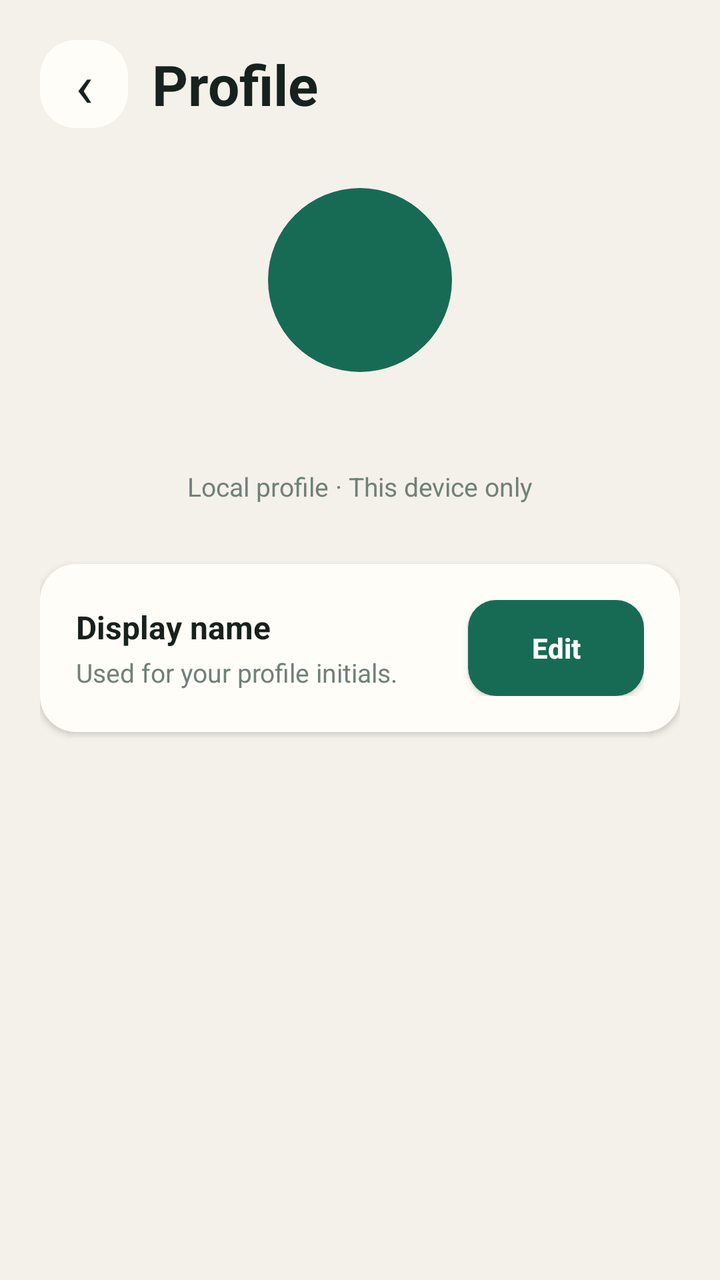
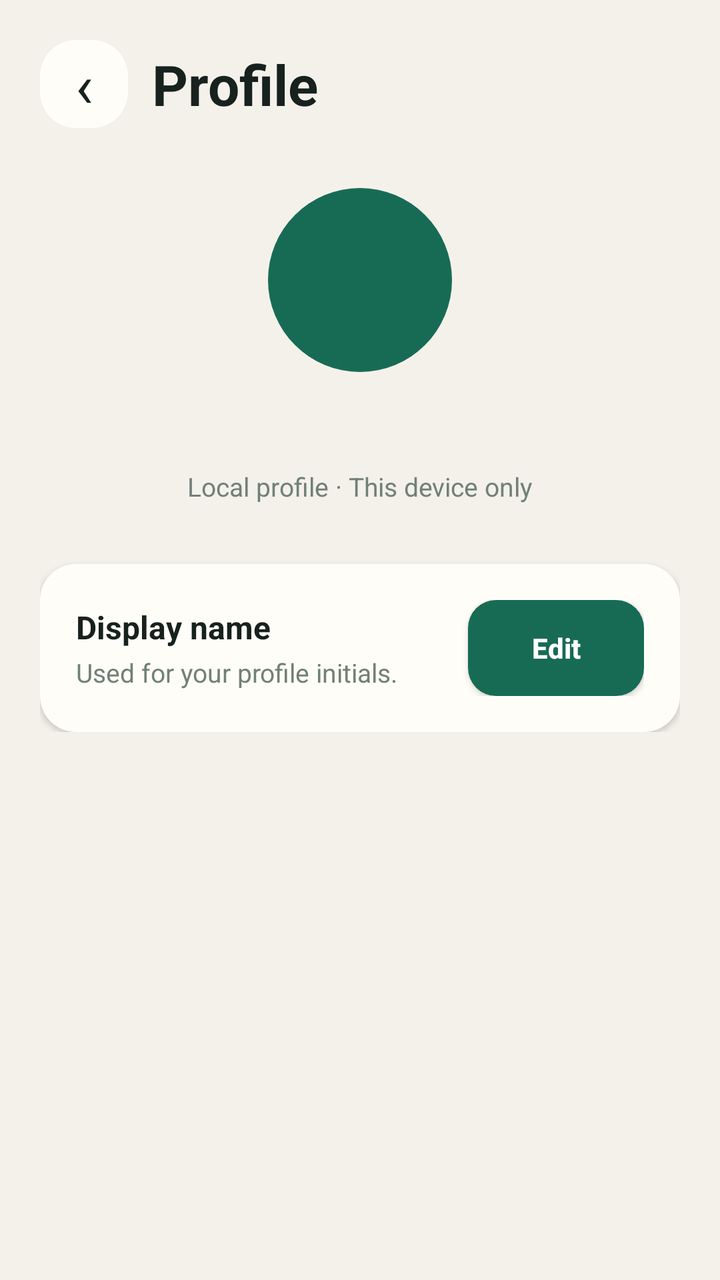

Before-and-after screenshots of an Android layout around one commit, followed by the original layout XML and the change that was made.
<!-- AndroidManifest.xml: application theme Theme.App -->
<!-- res/layout/activity_profile.xml -->
<?xml version="1.0" encoding="utf-8"?>
<LinearLayout xmlns:android="http://schemas.android.com/apk/res/android" android:layout_width="match_parent" android:layout_height="match_parent" android:background="@color/lumen_background" android:orientation="vertical">
    <LinearLayout android:layout_width="match_parent" android:layout_height="wrap_content" android:orientation="horizontal" android:gravity="center_vertical" android:paddingStart="@dimen/screen_h_padding" android:paddingEnd="@dimen/screen_h_padding" android:paddingTop="20dp" android:paddingBottom="8dp">
        <TextView android:id="@+id/profile_back" android:layout_width="44dp" android:layout_height="44dp" android:background="@drawable/action_tile_background" android:contentDescription="@string/back" android:gravity="center" android:text="‹" android:textSize="30sp" android:textColor="@color/lumen_ink" />
        <TextView android:layout_width="wrap_content" android:layout_height="wrap_content" android:layout_marginStart="12dp" android:text="@string/profile_title" android:textColor="@color/lumen_ink" android:textSize="28sp" android:textStyle="bold" />
    </LinearLayout>
    <LinearLayout android:layout_width="match_parent" android:layout_height="0dp" android:layout_weight="1" android:gravity="center_horizontal" android:orientation="vertical" android:paddingStart="@dimen/screen_h_padding" android:paddingEnd="@dimen/screen_h_padding">
        <TextView android:id="@+id/profile_avatar" android:layout_width="92dp" android:layout_height="92dp" android:layout_marginTop="22dp" android:background="@drawable/avatar_background" android:gravity="center" android:textColor="@color/on_primary" android:textSize="32sp" android:textStyle="bold" />
        <TextView android:id="@+id/profile_name" android:layout_width="wrap_content" android:layout_height="wrap_content" android:layout_marginTop="14dp" android:textColor="@color/lumen_ink" android:textSize="22sp" android:textStyle="bold" />
        <TextView android:layout_width="wrap_content" android:layout_height="wrap_content" android:layout_marginTop="5dp" android:text="@string/profile_local_only" android:textColor="@color/lumen_muted" android:textSize="13sp" />
        <LinearLayout android:layout_width="match_parent" android:layout_height="wrap_content" android:layout_marginTop="30dp" android:background="@drawable/action_tile_background" android:elevation="2dp" android:gravity="center_vertical" android:orientation="horizontal" android:padding="18dp">
            <LinearLayout android:layout_width="0dp" android:layout_height="wrap_content" android:layout_weight="1" android:orientation="vertical">
                <TextView android:layout_width="wrap_content" android:layout_height="wrap_content" android:text="@string/profile_display_name" android:textColor="@color/lumen_ink" android:textSize="16sp" android:textStyle="bold" />
                <TextView android:layout_width="wrap_content" android:layout_height="wrap_content" android:layout_marginTop="3dp" android:text="@string/profile_name_help" android:textColor="@color/lumen_muted" android:textSize="13sp" />
            </LinearLayout>
            <Button android:id="@+id/profile_edit" android:layout_width="wrap_content" android:layout_height="@dimen/touch_target" android:background="@drawable/primary_button_ripple" android:text="@string/edit" android:textAllCaps="false" android:textColor="@color/on_primary" android:textStyle="bold" />
        </LinearLayout>
    </LinearLayout>
</LinearLayout>
<!-- resources referenced by this layout -->
<resources>
  <color name="lumen_background">#F4F1EA</color>
  <color name="lumen_ink">#17211D</color>
  <color name="lumen_muted">#718078</color>
  <color name="on_primary">#FFFFFF</color>
  <dimen name="screen_h_padding">20dp</dimen>
  <dimen name="touch_target">48dp</dimen>
  <!-- drawable action_tile_background (drawable) -->
  <?xml version="1.0" encoding="utf-8"?>
  <shape xmlns:android="http://schemas.android.com/apk/res/android">
      <solid android:color="@color/lumen_surface" />
      <corners android:radius="@dimen/card_radius" />
  </shape>
  <!-- drawable avatar_background (drawable) -->
  <?xml version="1.0" encoding="utf-8"?>
  <shape xmlns:android="http://schemas.android.com/apk/res/android"
      android:shape="oval">
      <solid android:color="@color/lumen_accent" />
  </shape>
  <!-- drawable primary_button_ripple (drawable) -->
  <?xml version="1.0" encoding="utf-8"?>
  <ripple xmlns:android="http://schemas.android.com/apk/res/android" android:color="@color/on_primary">
      <item android:id="@android:id/mask"><shape><solid android:color="@color/on_primary" /><corners android:radius="@dimen/control_radius" /></shape></item>
      <item><shape><solid android:color="@color/lumen_accent" /><corners android:radius="@dimen/control_radius" /></shape></item>
  </ripple>
  <string name="back">Back</string>
  <string name="edit">Edit</string>
  <string name="profile_display_name">Display name</string>
  <string name="profile_local_only">Local profile · This device only</string>
  <string name="profile_name_help">Used for your profile initials.</string>
  <string name="profile_title">Profile</string>
  <style name="Theme.App" parent="android:Theme.Material.Light.NoActionBar">
          <item name="android:colorPrimary">@color/lumen_accent</item>
          <item name="android:colorAccent">@color/lumen_accent</item>
          <item name="android:windowLightStatusBar">true</item>
          <item name="android:statusBarColor">@color/lumen_background</item>
          <item name="android:navigationBarColor">@color/lumen_surface</item>
          <item name="android:windowLightNavigationBar">true</item>
      </style>
  <color name="lumen_surface">#FFFDF8</color>
  <dimen name="card_radius">18dp</dimen>
  <color name="lumen_accent">#176B55</color>
  <dimen name="control_radius">14dp</dimen>
</resources>

<!-- the commit's change to res/layout/activity_profile.xml (unified diff, before → after) -->
@@ -1,10 +1,11 @@
 <?xml version="1.0" encoding="utf-8"?>
-<LinearLayout xmlns:android="http://schemas.android.com/apk/res/android" android:layout_width="match_parent" android:layout_height="match_parent" android:background="@color/lumen_background" android:orientation="vertical">
+<LinearLayout xmlns:android="http://schemas.android.com/apk/res/android" android:layout_width="match_parent" android:layout_height="match_parent" android:background="@color/lumen_background" android:fitsSystemWindows="true" android:orientation="vertical">
     <LinearLayout android:layout_width="match_parent" android:layout_height="wrap_content" android:orientation="horizontal" android:gravity="center_vertical" android:paddingStart="@dimen/screen_h_padding" android:paddingEnd="@dimen/screen_h_padding" android:paddingTop="20dp" android:paddingBottom="8dp">
         <TextView android:id="@+id/profile_back" android:layout_width="44dp" android:layout_height="44dp" android:background="@drawable/action_tile_background" android:contentDescription="@string/back" android:gravity="center" android:text="‹" android:textSize="30sp" android:textColor="@color/lumen_ink" />
         <TextView android:layout_width="wrap_content" android:layout_height="wrap_content" android:layout_marginStart="12dp" android:text="@string/profile_title" android:textColor="@color/lumen_ink" android:textSize="28sp" android:textStyle="bold" />
     </LinearLayout>
-    <LinearLayout android:layout_width="match_parent" android:layout_height="0dp" android:layout_weight="1" android:gravity="center_horizontal" android:orientation="vertical" android:paddingStart="@dimen/screen_h_padding" android:paddingEnd="@dimen/screen_h_padding">
+    <ScrollView android:layout_width="match_parent" android:layout_height="0dp" android:layout_weight="1">
+    <LinearLayout android:layout_width="match_parent" android:layout_height="wrap_content" android:gravity="center_horizontal" android:orientation="vertical" android:paddingStart="@dimen/screen_h_padding" android:paddingEnd="@dimen/screen_h_padding">
         <TextView android:id="@+id/profile_avatar" android:layout_width="92dp" android:layout_height="92dp" android:layout_marginTop="22dp" android:background="@drawable/avatar_background" android:gravity="center" android:textColor="@color/on_primary" android:textSize="32sp" android:textStyle="bold" />
         <TextView android:id="@+id/profile_name" android:layout_width="wrap_content" android:layout_height="wrap_content" android:layout_marginTop="14dp" android:textColor="@color/lumen_ink" android:textSize="22sp" android:textStyle="bold" />
         <TextView android:layout_width="wrap_content" android:layout_height="wrap_content" android:layout_marginTop="5dp" android:text="@string/profile_local_only" android:textColor="@color/lumen_muted" android:textSize="13sp" />
@@ -16,4 +17,5 @@
             <Button android:id="@+id/profile_edit" android:layout_width="wrap_content" android:layout_height="@dimen/touch_target" android:background="@drawable/primary_button_ripple" android:text="@string/edit" android:textAllCaps="false" android:textColor="@color/on_primary" android:textStyle="bold" />
         </LinearLayout>
     </LinearLayout>
+    </ScrollView>
 </LinearLayout>
